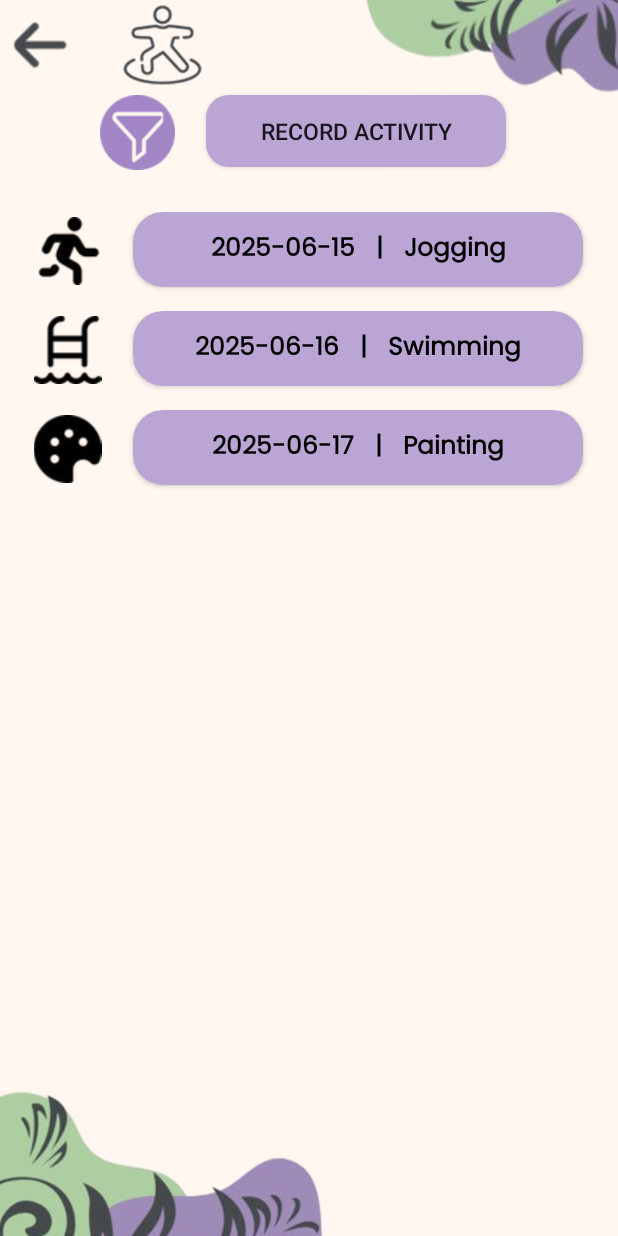
After one commit to chxtty/Re-Collect, an Android app: the ViewActivities screen opened directly, with no data from a screen before it, on a phone screen of 412 x 824 dp. The commit adds this screen. Run offline under Robolectric (Android 15) with nearby library versions, the phone set to English and light mode, and no system bars; network calls fail.

Commit message:
activities_setup
Set up activities

```diff
--- a/app/src/main/AndroidManifest.xml
+++ b/app/src/main/AndroidManifest.xml
@@ -44,6 +44,9 @@
             android:name=".EditEntry"
             android:exported="false"
             android:windowSoftInputMode="adjustPan" />
+        <activity
+            android:name=".ViewActivities"
+            android:exported="false" />
 
         <meta-data
             android:name="preloaded_fonts"
--- /dev/null
+++ b/app/src/main/java/com/example/re_collectui/Activity.java
@@ -0,0 +1,59 @@
+package com.example.re_collectui;
+
+public class Activity {
+    private int activityId, patientId;
+    private String StartTime, EndTime, actDate;
+
+    public Activity(int activityId, int patientId, String startTime, String endTime, String actDate) {
+        this.activityId = activityId;
+        this.patientId = patientId;
+        StartTime = startTime;
+        EndTime = endTime;
+        this.actDate = actDate;
+    }
+
+    public Activity(String actDate, int activityId){
+        this.actDate = actDate;
+        this.activityId = activityId;
+    }
+
+    public int getActivityId() {
+        return activityId;
+    }
+
+    public int getPatientId() {
+        return patientId;
+    }
+
+    public String getStartTime() {
+        return StartTime;
+    }
+
+    public String getEndTime() {
+        return EndTime;
+    }
+
+    public String getActDate() {
+        return actDate;
+    }
+
+    public void setActivityId(int activityId) {
+        this.activityId = activityId;
+    }
+
+    public void setPatientId(int patientId) {
+        this.patientId = patientId;
+    }
+
+    public void setStartTime(String startTime) {
+        StartTime = startTime;
+    }
+
+    public void setEndTime(String endTime) {
+        EndTime = endTime;
+    }
+
+    public void setActDate(String actDate) {
+        this.actDate = actDate;
+    }
+}
--- /dev/null
+++ b/app/src/main/java/com/example/re_collectui/ActivityAdapter.java
@@ -0,0 +1,63 @@
+package com.example.re_collectui;
+import android.view.LayoutInflater;
+import android.view.View;
+import android.view.ViewGroup;
+import android.widget.ImageView;
+import android.widget.TextView;
+
+import androidx.annotation.NonNull;
+import androidx.recyclerview.widget.RecyclerView;
+
+import java.util.List;
+
+public class ActivityAdapter extends RecyclerView.Adapter<ActivityAdapter.ActivityViewHolder> {
+
+    private List<Activity> activityList;
+
+    public ActivityAdapter(List<Activity> activityList) {
+        this.activityList = activityList;
+    }
+
+    @NonNull
+    @Override
+    public ActivityViewHolder onCreateViewHolder(@NonNull ViewGroup parent, int viewType) {
+        View view = LayoutInflater.from(parent.getContext())
+                .inflate(R.layout.recycler_activity_row, parent, false); // <-- use your row layout filename
+        return new ActivityViewHolder(view);
+    }
+
+    @Override
+    public void onBindViewHolder(@NonNull ActivityViewHolder holder, int position) {
+        Activity activity = activityList.get(position);
+        String act = "";
+        // Display date + start-end time
+        switch(activity.getActivityId()){
+            case 1: act = "Jogging"; holder.imgIcon.setImageResource(R.drawable.jogging_icon);
+                break;
+            case 2: act = "Swimming"; holder.imgIcon.setImageResource(R.drawable.swimming_icon);
+                break;
+            case 3: act = "Painting"; holder.imgIcon.setImageResource(R.drawable.painting_icon);
+                break;
+            default: act = "Unknown"; holder.imgIcon.setImageResource(R.drawable.activity_icon_row);
+        }
+
+        String info = activity.getActDate() + "   |   " + act;
+        holder.tvInfo.setText(info);
+    }
+
+    @Override
+    public int getItemCount() {
+        return activityList.size();
+    }
+
+    public static class ActivityViewHolder extends RecyclerView.ViewHolder {
+        TextView tvInfo;
+        ImageView imgIcon;
+
+        public ActivityViewHolder(@NonNull View itemView) {
+            super(itemView);
+            tvInfo = itemView.findViewById(R.id.tvInfo);
+            imgIcon = itemView.findViewById(R.id.imgIcon);
+        }
+    }
+}
--- a/app/src/main/java/com/example/re_collectui/DashboardPatient.java
+++ b/app/src/main/java/com/example/re_collectui/DashboardPatient.java
@@ -18,6 +18,7 @@ public class DashboardPatient extends AppCompatActivity {
     Button btnLogout;
     ConstraintLayout eventsOption;
     ConstraintLayout diaryOption;
+    ConstraintLayout activityOption;
     @Override
     protected void onCreate(Bundle savedInstanceState) {
         super.onCreate(savedInstanceState);
@@ -37,6 +38,7 @@ public class DashboardPatient extends AppCompatActivity {
         btnLogout = findViewById(R.id.btnLogout);
         eventsOption = findViewById(R.id.eventsOption);
         diaryOption = findViewById(R.id.dairyOption);
+        activityOption = findViewById(R.id.activityOption);
 
         btnLogout.setOnClickListener(v ->{
             Intent intent = new Intent(DashboardPatient.this, LoginActivity.class);
@@ -54,5 +56,10 @@ public class DashboardPatient extends AppCompatActivity {
             startActivity(intent);
         });
 
+        activityOption.setOnClickListener(v -> {
+            Intent intent = new Intent(DashboardPatient.this, ViewActivities.class);
+            startActivity(intent);
+        });
+
     }
 }
--- /dev/null
+++ b/app/src/main/java/com/example/re_collectui/ViewActivities.java
@@ -0,0 +1,46 @@
+package com.example.re_collectui;
+
+import android.os.Bundle;
+
+import androidx.activity.EdgeToEdge;
+import androidx.annotation.Nullable;
+import androidx.appcompat.app.AppCompatActivity;
+import androidx.core.graphics.Insets;
+import androidx.core.view.ViewCompat;
+import androidx.core.view.WindowInsetsCompat;
+import androidx.recyclerview.widget.LinearLayoutManager;
+import androidx.recyclerview.widget.RecyclerView;
+
+import java.util.ArrayList;
+import java.util.List;
+
+public class ViewActivities extends AppCompatActivity {
+
+    private RecyclerView recyclerView;
+    private ActivityAdapter adapter;
+    private List<Activity> activityList;
+
+    @Override
+    protected void onCreate(@Nullable Bundle savedInstanceState) {
+
+        super.onCreate(savedInstanceState);
+        EdgeToEdge.enable(this);
+        setContentView(R.layout.activity_view_activities);
+        ViewCompat.setOnApplyWindowInsetsListener(findViewById(R.id.view_activities), (v, insets) -> {
+            Insets systemBars = insets.getInsets(WindowInsetsCompat.Type.systemBars());
+            v.setPadding(systemBars.left, systemBars.top, systemBars.right, systemBars.bottom);
+            return insets;
+        });
+
+        activityList = new ArrayList<>();
+        activityList.add(new Activity("2025-06-15",1));
+        activityList.add(new Activity("2025-06-16",2));
+        activityList.add(new Activity("2025-06-17",3));
+        RecyclerView recyclerView = findViewById(R.id.recyclerView);
+        recyclerView.setLayoutManager(new LinearLayoutManager(this));
+        ActivityAdapter adapter = new ActivityAdapter(activityList);
+        recyclerView.setAdapter(adapter);
+
+    }
+
+}
--- /dev/null
+++ b/app/src/main/res/drawable/record_act_btn_bg.xml
@@ -0,0 +1,5 @@
+<?xml version="1.0" encoding="utf-8"?>
+<shape xmlns:android="http://schemas.android.com/apk/res/android" android:shape="rectangle">
+    <solid android:color="@color/Pastel_gray_lavender"/>
+    <corners android:radius="15dp"/>
+</shape>
--- a/app/src/main/res/layout/activity_dashboardpatient.xml
+++ b/app/src/main/res/layout/activity_dashboardpatient.xml
@@ -235,6 +235,7 @@
             app:cardCornerRadius="20dp" /> -->
 
         <androidx.constraintlayout.widget.ConstraintLayout
+            android:id="@+id/activityOption"
             android:layout_width="160dp"
             android:layout_height="160dp"
             android:background="@drawable/dashboard_icon"
--- a/app/src/main/res/layout/activity_edit_entry.xml
+++ b/app/src/main/res/layout/activity_edit_entry.xml
@@ -65,13 +65,6 @@
                     android:translationZ="2dp"
                     app:srcCompat="@drawable/edit_btn" />
 
-                <ImageView
-                    android:id="@+id/imageView4"
-                    android:layout_width="61dp"
-                    android:layout_height="52dp"
-                    android:layout_gravity="start|bottom"
-                    android:layout_marginStart="50dp"
-                    app:srcCompat="@drawable/bin_btn" />
             </FrameLayout>
 
             <FrameLayout
--- /dev/null
+++ b/app/src/main/res/layout/activity_view_activities.xml
@@ -0,0 +1,94 @@
+<?xml version="1.0" encoding="utf-8"?>
+<androidx.constraintlayout.widget.ConstraintLayout xmlns:android="http://schemas.android.com/apk/res/android"
+        xmlns:app="http://schemas.android.com/apk/res-auto"
+        xmlns:tools="http://schemas.android.com/tools"
+        android:id="@+id/view_activities"
+        android:layout_width="match_parent"
+        android:layout_height="match_parent"
+        android:background="@color/light_orange"
+        android:foregroundTint="@color/light_orange"
+        android:clipChildren="false"
+        android:clipToPadding="false"
+        tools:context=".ViewActivities" >
+
+    <ImageView
+        android:id="@+id/imageView3"
+        android:layout_width="75dp"
+        android:layout_height="60dp"
+        android:layout_marginTop="0dp"
+        app:layout_constraintEnd_toEndOf="parent"
+        app:layout_constraintHorizontal_bias="0.209"
+        app:layout_constraintStart_toStartOf="parent"
+        app:layout_constraintTop_toTopOf="parent"
+        app:srcCompat="@drawable/activity_icon"
+        tools:srcCompat="@drawable/activity_icon" />
+
+    <ImageView
+        android:id="@+id/imageView7"
+        android:layout_width="wrap_content"
+        android:layout_height="wrap_content"
+        android:translationX="135dp"
+        android:translationY="170dp"
+        app:layout_constraintBottom_toTopOf="parent"
+        app:layout_constraintEnd_toEndOf="parent"
+        app:srcCompat="@drawable/top_flora1" />
+
+    <ImageView
+        android:id="@+id/imgBack"
+        android:layout_width="wrap_content"
+        android:layout_height="wrap_content"
+        android:layout_marginStart="-6dp"
+        app:layout_constraintEnd_toEndOf="parent"
+        app:layout_constraintHorizontal_bias="0.0"
+        app:layout_constraintStart_toStartOf="parent"
+        app:layout_constraintTop_toTopOf="parent"
+        app:srcCompat="@drawable/back_btn" />
+
+
+    <ImageView
+        android:id="@+id/imageView10"
+        android:layout_width="wrap_content"
+        android:layout_height="wrap_content"
+        android:translationX="-130dp"
+        android:translationY="235dp"
+        app:layout_constraintBottom_toBottomOf="parent"
+        app:layout_constraintEnd_toEndOf="parent"
+        app:layout_constraintStart_toStartOf="parent"
+        app:srcCompat="@drawable/bottom_flora1" />
+
+    <androidx.recyclerview.widget.RecyclerView
+        android:id="@+id/recyclerView"
+        android:layout_width="409dp"
+        android:layout_height="542dp"
+        app:layout_constraintBottom_toBottomOf="parent"
+        app:layout_constraintEnd_toEndOf="parent"
+        app:layout_constraintStart_toStartOf="parent"
+        app:layout_constraintTop_toTopOf="parent" />
+
+    <ImageView
+        android:id="@+id/imageView11"
+        android:layout_width="50dp"
+        android:layout_height="50dp"
+        android:layout_marginStart="35dp"
+        android:layout_marginBottom="28dp"
+        app:layout_constraintBottom_toTopOf="@+id/recyclerView"
+        app:layout_constraintEnd_toStartOf="@+id/button"
+        app:layout_constraintHorizontal_bias="0.60"
+        app:layout_constraintStart_toStartOf="parent"
+        app:srcCompat="@drawable/filter_icon" />
+
+    <Button
+        android:id="@+id/button"
+        android:layout_width="200dp"
+        android:layout_height="48dp"
+        android:layout_marginBottom="30dp"
+        android:background="@drawable/record_act_btn_bg"
+        android:text="RECORD ACTIVITY"
+        android:textSize="15.5sp"
+        app:layout_constraintBottom_toTopOf="@+id/recyclerView"
+        app:layout_constraintEnd_toEndOf="parent"
+        app:layout_constraintHorizontal_bias="0.647"
+        app:layout_constraintStart_toStartOf="parent" />
+
+
+</androidx.constraintlayout.widget.ConstraintLayout>
--- /dev/null
+++ b/app/src/main/res/layout/recycler_activity_row.xml
@@ -0,0 +1,55 @@
+<?xml version="1.0" encoding="utf-8"?>
+<androidx.constraintlayout.widget.ConstraintLayout xmlns:android="http://schemas.android.com/apk/res/android"
+        xmlns:app="http://schemas.android.com/apk/res-auto"
+        xmlns:tools="http://schemas.android.com/tools"
+        android:layout_width="match_parent"
+        android:layout_height="wrap_content">
+
+    <androidx.cardview.widget.CardView
+        android:id="@+id/cardView"
+        android:layout_width="300dp"
+
+        android:layout_height="50dp"
+        android:layout_marginBottom="16dp"
+        app:cardBackgroundColor="@color/Pastel_gray_lavender"
+        app:cardCornerRadius="20dp"
+        app:layout_constraintBottom_toBottomOf="parent"
+        app:layout_constraintEnd_toEndOf="parent"
+        app:layout_constraintHorizontal_bias="0.8"
+        app:layout_constraintStart_toStartOf="parent"
+        app:layout_constraintTop_toTopOf="parent">
+
+        <androidx.constraintlayout.widget.ConstraintLayout
+            android:layout_width="match_parent"
+            android:layout_height="match_parent">
+
+            <TextView
+                android:id="@+id/tvInfo"
+                android:layout_width="wrap_content"
+                android:layout_height="wrap_content"
+                android:fontFamily="@font/poppins"
+                android:text="15 June 2025     |     JOGGING"
+                android:textAppearance="@style/TextAppearance.AppCompat.Medium"
+                android:textColor="@color/black"
+                android:textSize="16.5sp"
+                android:textStyle="bold"
+                app:layout_constraintBottom_toBottomOf="parent"
+                app:layout_constraintEnd_toEndOf="parent"
+                app:layout_constraintHorizontal_bias="0.5"
+                app:layout_constraintStart_toStartOf="parent"
+                app:layout_constraintTop_toTopOf="parent"
+                app:layout_constraintVertical_bias="0.5" />
+        </androidx.constraintlayout.widget.ConstraintLayout>
+    </androidx.cardview.widget.CardView>
+
+    <ImageView
+        android:id="@+id/imgIcon"
+        android:layout_width="50dp"
+        android:layout_height="45dp"
+        android:layout_marginBottom="17dp"
+        app:layout_constraintBottom_toBottomOf="parent"
+        app:layout_constraintEnd_toStartOf="@+id/cardView"
+        app:layout_constraintStart_toStartOf="parent"
+        app:srcCompat="@drawable/activity_icon"
+        tools:srcCompat="@drawable/jogging_icon" />
+</androidx.constraintlayout.widget.ConstraintLayout>
```
Also changed, not shown: app/src/main/res/drawable/activity_icon.png (added), app/src/main/res/drawable/activity_icon_row.png (added), app/src/main/res/drawable/filter_icon.png (added), app/src/main/res/drawable/jogging_icon.png (added), app/src/main/res/drawable/painting_icon.png (added), app/src/main/res/drawable/swimming_icon.png (added).
